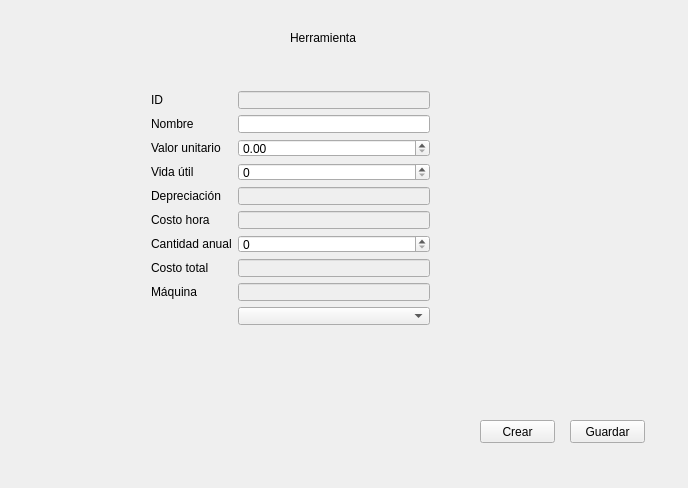
Qt form cosmec/formularioherr.ui (Exxu/cosmec-si) before a commit.
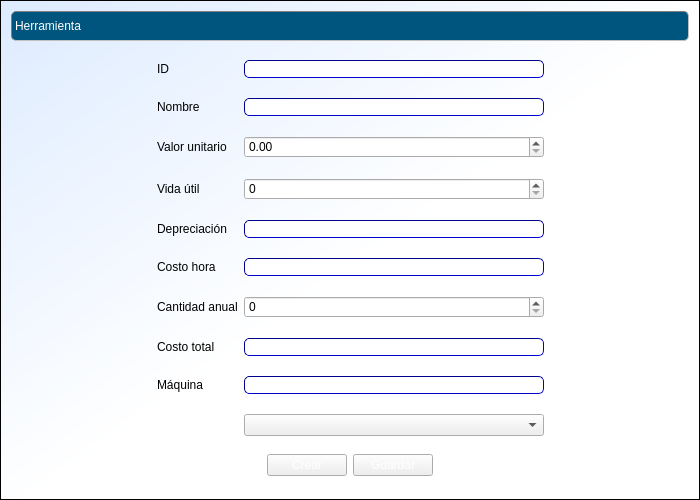
The same form after that commit.

Commit message: formularios actualizados

```diff
--- a/cosmec/formularioherr.ui
+++ b/cosmec/formularioherr.ui
@@ -6,39 +6,113 @@
    <rect>
     <x>0</x>
     <y>0</y>
-    <width>688</width>
-    <height>488</height>
+    <width>700</width>
+    <height>500</height>
    </rect>
   </property>
+  <property name="minimumSize">
+   <size>
+    <width>700</width>
+    <height>500</height>
+   </size>
+  </property>
   <property name="windowTitle">
    <string>formularioHerr</string>
   </property>
+  <property name="styleSheet">
+   <string notr="true">QWidget#formularioHerr{
+background:qlineargradient(spread:pad, x1:0, y1:0, x2:1, y2:1, stop:0 rgba(221, 235, 255, 255), stop:0.522727 rgba(255, 255, 255, 255));
+border: 1px solid black;
+}
+.QFrame {
+ border: 1px inset gray;
+ border-radius: 5px;
+ background:  transparent;
+}
+QLabel#label {/*titulos de pág*/
+border: 1px inset gray;
+ border-radius: 5px;
+font: bold 12pt &quot;Calibri&quot;;
+background:rgb(0, 85, 127);
+color:white;
+qproperty-alignment: AlignCenter
+}
+QLabel#label_11 {/*foto*/
+border: 1px inset gray;
+qproperty-alignment: AlignCenter
+}
+QLabel{
+border: 0px;
+font: 11pt &quot;Arial&quot;;
+background: transparent;
+}
+.QPushButton {
+background: qlineargradient(
+  x1:0, y1:0, x2:0, y2:1,
+  stop:0 #68778e,
+  stop: 0.4 #5c637d
+  stop: 0.5 #717990,
+  stop:1 #bec1d2
+ );
+ color: white;
+}
+QLineEdit {
+     border: 1px inset darkblue;
+     border-radius: 5px;
+     background:white;
+     selection-background-color: darkgray;
+ }</string>
+  </property>
+  <layout class="QVBoxLayout" name="verticalLayout">
+   <item>
   <widget class="QLabel" name="label">
-   <property name="geometry">
-    <rect>
-     <x>290</x>
-     <y>30</y>
-     <width>121</width>
-     <height>16</height>
-    </rect>
+     <property name="minimumSize">
+      <size>
+       <width>0</width>
+       <height>30</height>
+      </size>
    </property>
    <property name="text">
     <string>Herramienta</string>
    </property>
   </widget>
-  <widget class="QWidget" name="formLayoutWidget">
-   <property name="geometry">
-    <rect>
-     <x>140</x>
-     <y>80</y>
-     <width>301</width>
-     <height>256</height>
-    </rect>
-   </property>
+   </item>
+   <item>
+    <spacer name="verticalSpacer_2">
+     <property name="orientation">
+      <enum>Qt::Vertical</enum>
+     </property>
+     <property name="sizeHint" stdset="0">
+      <size>
+       <width>20</width>
+       <height>6</height>
+      </size>
+     </property>
+    </spacer>
+   </item>
+   <item>
+    <layout class="QHBoxLayout" name="horizontalLayout_2">
+     <item>
+      <spacer name="horizontalSpacer">
+       <property name="orientation">
+        <enum>Qt::Horizontal</enum>
+       </property>
+       <property name="sizeHint" stdset="0">
+        <size>
+         <width>40</width>
+         <height>20</height>
+        </size>
+       </property>
+      </spacer>
+     </item>
+     <item>
    <layout class="QFormLayout" name="formLayout">
     <property name="fieldGrowthPolicy">
      <enum>QFormLayout::AllNonFixedFieldsGrow</enum>
     </property>
+       <property name="verticalSpacing">
+        <number>20</number>
+       </property>
     <item row="0" column="0">
      <widget class="QLabel" name="label_2">
       <property name="text">
@@ -46,6 +120,19 @@
       </property>
      </widget>
     </item>
+       <item row="0" column="1">
+        <widget class="QLineEdit" name="lineEdit_4">
+         <property name="enabled">
+          <bool>false</bool>
+         </property>
+         <property name="minimumSize">
+          <size>
+           <width>300</width>
+           <height>0</height>
+          </size>
+         </property>
+        </widget>
+       </item>
     <item row="1" column="0">
      <widget class="QLabel" name="label_3">
       <property name="text">
@@ -53,6 +140,9 @@
       </property>
      </widget>
     </item>
+       <item row="1" column="1">
+        <widget class="QLineEdit" name="lineEdit_5"/>
+       </item>
     <item row="2" column="0">
      <widget class="QLabel" name="label_4">
       <property name="text">
@@ -60,6 +150,13 @@
       </property>
      </widget>
     </item>
+       <item row="2" column="1">
+        <widget class="QDoubleSpinBox" name="doubleSpinBox">
+         <property name="maximum">
+          <double>999999999.990000009536743</double>
+         </property>
+        </widget>
+       </item>
     <item row="3" column="0">
      <widget class="QLabel" name="label_5">
       <property name="text">
@@ -67,6 +164,13 @@
       </property>
      </widget>
     </item>
+       <item row="3" column="1">
+        <widget class="QSpinBox" name="spinBox">
+         <property name="maximum">
+          <number>999999999</number>
+         </property>
+        </widget>
+       </item>
     <item row="4" column="0">
      <widget class="QLabel" name="label_6">
       <property name="text">
@@ -74,6 +178,13 @@
       </property>
      </widget>
     </item>
+       <item row="4" column="1">
+        <widget class="QLineEdit" name="lineEdit">
+         <property name="enabled">
+          <bool>false</bool>
+         </property>
+        </widget>
+       </item>
     <item row="5" column="0">
      <widget class="QLabel" name="label_7">
       <property name="text">
@@ -81,6 +192,13 @@
       </property>
      </widget>
     </item>
+       <item row="5" column="1">
+        <widget class="QLineEdit" name="lineEdit_2">
+         <property name="enabled">
+          <bool>false</bool>
+         </property>
+        </widget>
+       </item>
     <item row="6" column="0">
      <widget class="QLabel" name="label_8">
       <property name="text">
@@ -88,6 +206,13 @@
       </property>
      </widget>
     </item>
+       <item row="6" column="1">
+        <widget class="QSpinBox" name="spinBox_2">
+         <property name="maximum">
+          <number>999999999</number>
+         </property>
+        </widget>
+       </item>
     <item row="7" column="0">
      <widget class="QLabel" name="label_9">
       <property name="text">
@@ -95,41 +220,6 @@
       </property>
      </widget>
     </item>
-    <item row="2" column="1">
-     <widget class="QDoubleSpinBox" name="doubleSpinBox">
-      <property name="maximum">
-       <double>999999999.990000009536743</double>
-      </property>
-     </widget>
-    </item>
-    <item row="3" column="1">
-     <widget class="QSpinBox" name="spinBox">
-      <property name="maximum">
-       <number>999999999</number>
-      </property>
-     </widget>
-    </item>
-    <item row="4" column="1">
-     <widget class="QLineEdit" name="lineEdit">
-      <property name="enabled">
-       <bool>false</bool>
-      </property>
-     </widget>
-    </item>
-    <item row="5" column="1">
-     <widget class="QLineEdit" name="lineEdit_2">
-      <property name="enabled">
-       <bool>false</bool>
-      </property>
-     </widget>
-    </item>
-    <item row="6" column="1">
-     <widget class="QSpinBox" name="spinBox_2">
-      <property name="maximum">
-       <number>999999999</number>
-      </property>
-     </widget>
-    </item>
     <item row="7" column="1">
      <widget class="QLineEdit" name="lineEdit_3">
       <property name="enabled">
@@ -137,16 +227,6 @@
       </property>
      </widget>
     </item>
-    <item row="0" column="1">
-     <widget class="QLineEdit" name="lineEdit_4">
-      <property name="enabled">
-       <bool>false</bool>
-      </property>
-     </widget>
-    </item>
-    <item row="1" column="1">
-     <widget class="QLineEdit" name="lineEdit_5"/>
-    </item>
     <item row="8" column="0">
      <widget class="QLabel" name="label_10">
       <property name="text">
@@ -165,33 +245,97 @@
      <widget class="QComboBox" name="comboBox"/>
     </item>
    </layout>
-  </widget>
+     </item>
+     <item>
+      <spacer name="horizontalSpacer_3">
+       <property name="orientation">
+        <enum>Qt::Horizontal</enum>
+       </property>
+       <property name="sizeHint" stdset="0">
+        <size>
+         <width>40</width>
+         <height>20</height>
+        </size>
+       </property>
+      </spacer>
+     </item>
+    </layout>
+   </item>
+   <item>
+    <spacer name="verticalSpacer">
+     <property name="orientation">
+      <enum>Qt::Vertical</enum>
+     </property>
+     <property name="sizeHint" stdset="0">
+      <size>
+       <width>20</width>
+       <height>2</height>
+      </size>
+     </property>
+    </spacer>
+   </item>
+   <item>
+    <layout class="QHBoxLayout" name="horizontalLayout_3">
+     <item>
+      <spacer name="horizontalSpacer_2">
+       <property name="orientation">
+        <enum>Qt::Horizontal</enum>
+       </property>
+       <property name="sizeHint" stdset="0">
+        <size>
+         <width>40</width>
+         <height>20</height>
+        </size>
+       </property>
+      </spacer>
+     </item>
+     <item>
+      <layout class="QHBoxLayout" name="horizontalLayout">
+       <item>
   <widget class="QPushButton" name="pushButton">
-   <property name="geometry">
-    <rect>
-     <x>480</x>
-     <y>420</y>
-     <width>75</width>
-     <height>23</height>
-    </rect>
-   </property>
    <property name="text">
     <string>Crear</string>
    </property>
   </widget>
+       </item>
+       <item>
   <widget class="QPushButton" name="pushButton_2">
-   <property name="geometry">
-    <rect>
-     <x>570</x>
-     <y>420</y>
-     <width>75</width>
-     <height>23</height>
-    </rect>
-   </property>
    <property name="text">
     <string>Guardar</string>
    </property>
   </widget>
+       </item>
+      </layout>
+     </item>
+     <item>
+      <spacer name="horizontalSpacer_4">
+       <property name="orientation">
+        <enum>Qt::Horizontal</enum>
+       </property>
+       <property name="sizeHint" stdset="0">
+        <size>
+         <width>40</width>
+         <height>20</height>
+        </size>
+       </property>
+      </spacer>
+     </item>
+    </layout>
+   </item>
+   <item>
+    <spacer name="verticalSpacer_3">
+     <property name="orientation">
+      <enum>Qt::Vertical</enum>
+     </property>
+     <property name="sizeHint" stdset="0">
+      <size>
+       <width>20</width>
+       <height>6</height>
+      </size>
+     </property>
+    </spacer>
+   </item>
+  </layout>
  </widget>
  <layoutdefault spacing="6" margin="11"/>
  <resources/>
```
Lines whose indentation alone changed are shown as unchanged. The commit also changes 25 other files.
